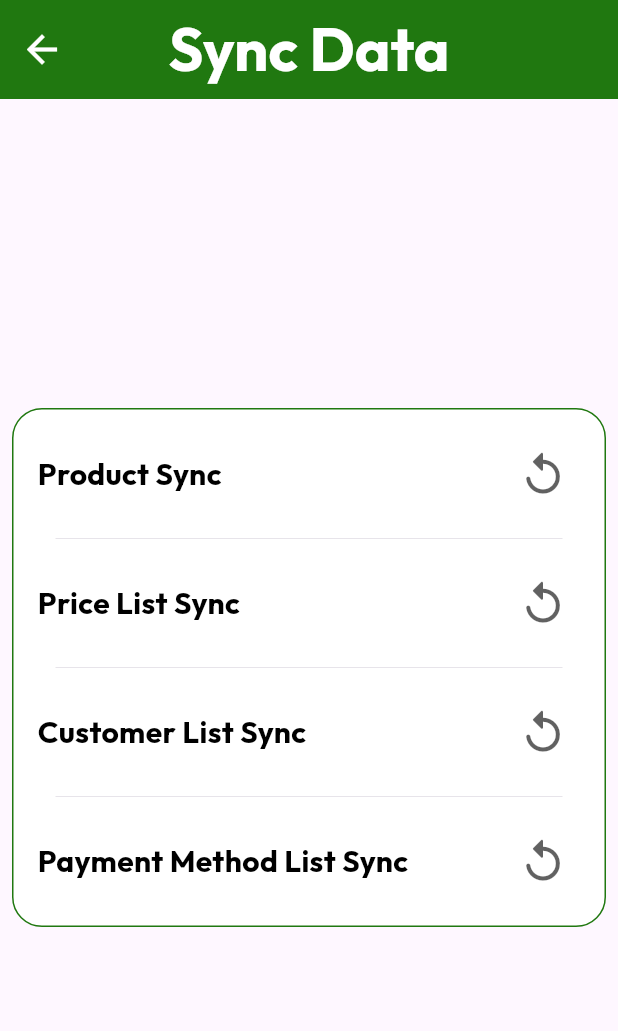
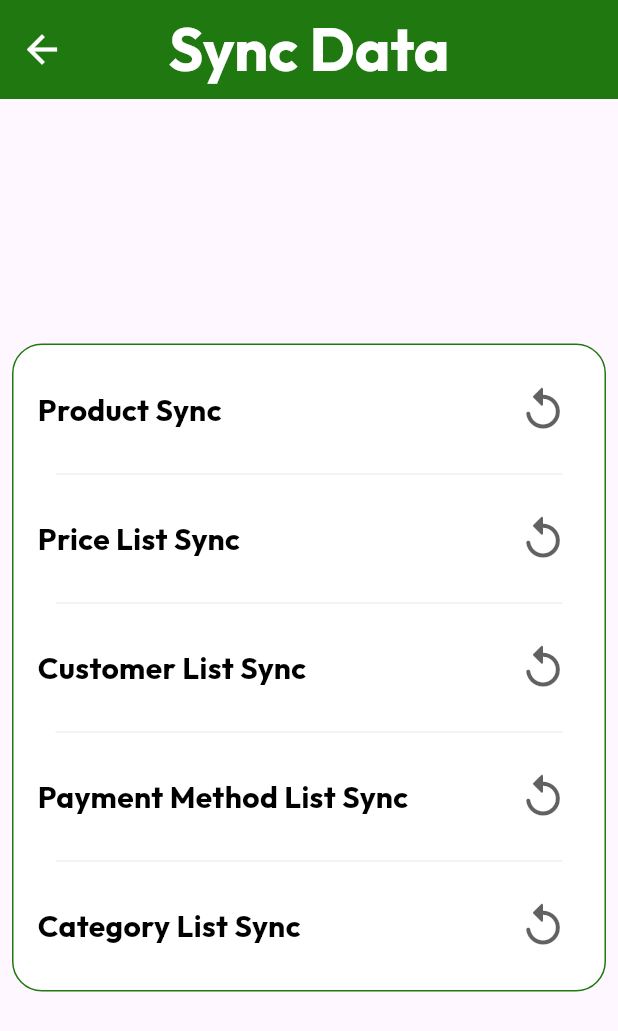
Before and after one commit to thurahtut/offline-pos-app, a Flutter app: the ManualSyncScreen screen opened by its route, on a phone screen of 412 x 824 dp. Shown: the top 1031 px of the screen. Run offline on Flutter 3.47's test engine with Material 3 defaults, Android fonts, the phone set to English and light mode, and no system bars; our stand-ins replace barcode_widget, data_table_2, dio, flutter_colorpicker, flutter_svg, getwidget and 9 more; missing offline and left inert: flutter_simple_treeview, talker_dio_logger; accounts and stored records are empty.

```diff
--- a/lib/view/order/order_detail_screen.dart
+++ b/lib/view/order/order_detail_screen.dart
@@ -307,7 +307,7 @@ class _OrderDetailScreenState extends State<OrderDetailScreen> {
       double totalTaxes = 0;
       double totalPaidAmt = 0;
       for (OrderLineID orderLineID in controller.orderHistory?.lineIds ?? []) {
-        totalTaxes = (orderLineID.priceSubtotalIncl ?? 0) -
+        totalTaxes += (orderLineID.priceSubtotalIncl ?? 0) -
             (orderLineID.priceSubtotal ?? 0);
         totalPaidAmt += (orderLineID.priceSubtotalIncl ?? 0);
       }
--- a/lib/view/sync/manual_sync_screen.dart
+++ b/lib/view/sync/manual_sync_screen.dart
@@ -88,6 +88,13 @@ class _ManualSyncScreenState extends State<ManualSyncScreen> {
                 ),
               ),
               _paymentMethodSyncWidget(controller),
+              Padding(
+                padding: const EdgeInsets.symmetric(horizontal: 20),
+                child: Divider(
+                  thickness: 0.3,
+                ),
+              ),
+              _categorySyncWidget(controller),
             ],
           );
         }),
@@ -184,6 +191,22 @@ class _ManualSyncScreenState extends State<ManualSyncScreen> {
     );
   }
 
+  Widget _categorySyncWidget(MorningsyncController controller) {
+    return _syncWidget(
+      'Category List Sync',
+      controller.doneActionList.contains(DataSync.posCategory.name),
+      percentage: controller.processingPercentage[DataSync.posCategory.name],
+      onSync: () {
+        context.read<MorningsyncController>().getAllPosCategory(
+          () {
+            controller.doneActionList.add(DataSync.posCategory.name);
+            controller.notify();
+          },
+        );
+      },
+    );
+  }
+
   Widget _syncWidget(String text, bool isDone,
       {Function()? onSync, double? percentage}) {
     return Container(
```
Also changed, not shown: lib/service/api.dart (+20 -0 lines), 1 other file.
